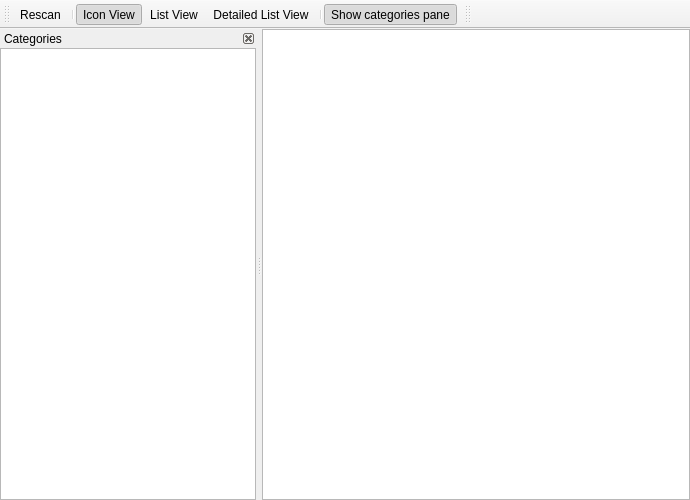
Before: the Qt Designer form testgui.ui in ssokolow/game_launcher, drawn with Qt 5.
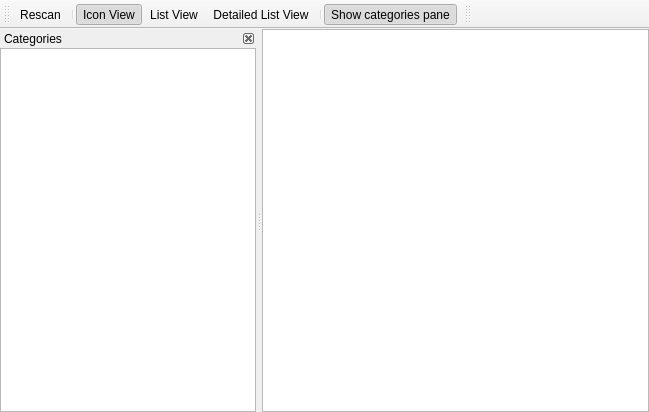
After: the same form once the commit is applied. Icons and pictures are not drawn. Custom widgets are drawn as their Qt base class.

Commit message:
testgui.ui: Smaller default window dimensions
(To complement narrower dock pane)

The edit to the form file:
```diff
--- a/testgui.ui
+++ b/testgui.ui
@@ -6,8 +6,8 @@
    <rect>
     <x>0</x>
     <y>0</y>
-    <width>690</width>
-    <height>500</height>
+    <width>649</width>
+    <height>412</height>
    </rect>
   </property>
   <property name="windowTitle">
```
